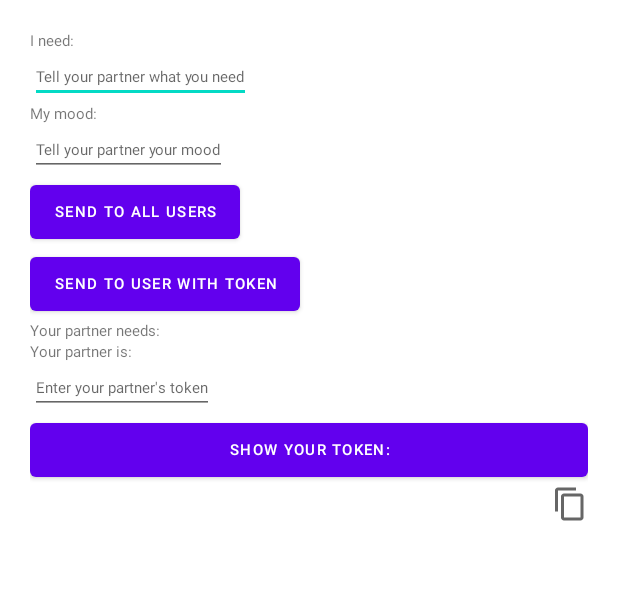
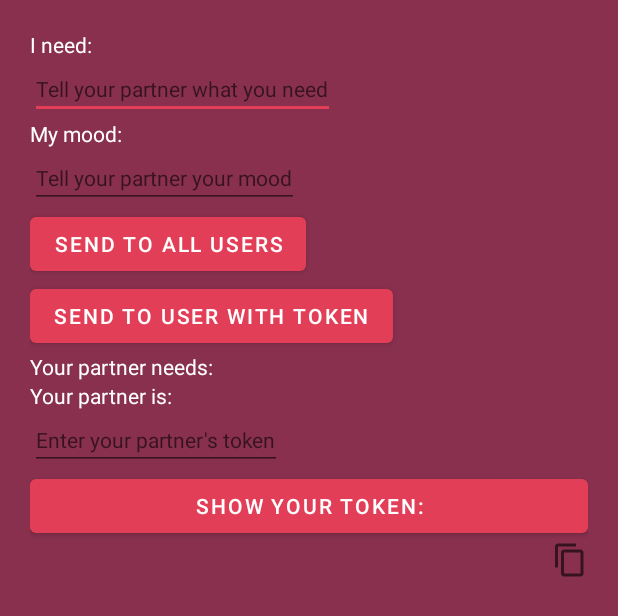
Before and after one commit to NikolaOgnjenovic/Love-Letter, an Android app: the layout activity_main.xml on its own in the app's theme, with its tools: preview values and no code run, on a phone screen of 412 x 824 dp. Shown: the top 616 px of the screen. Run offline under Robolectric (Android 15) with nearby library versions, the phone set to English and light mode, and no system bars; network calls fail.

Commit message:
User mood & needs are also saved & shown using shared preferences now.

```diff
--- a/app/src/main/java/com/example/hagz/AppWidgetProvider.java
+++ b/app/src/main/java/com/example/hagz/AppWidgetProvider.java
@@ -19,9 +19,9 @@ public class AppWidgetProvider extends android.appwidget.AppWidgetProvider {
             RemoteViews views = new RemoteViews(context.getPackageName(), R.layout.widget);
             //Go to main activity on click
             views.setOnClickPendingIntent(R.id.view, pendingIntent);
-            //Display the partner's needs
-            views.setTextViewText(R.id.widgetPartnerNeedsView, context.getSharedPreferences("SharedPreferences", Context.MODE_PRIVATE).getString("partnerNeeds", ""));
-            views.setTextViewText(R.id.widgetPartnerMoodView, context.getSharedPreferences("SharedPreferences", Context.MODE_PRIVATE).getString("partnerMood", ""));
+            //Display the partner's mood and needs
+            views.setTextViewText(R.id.widgetPartnerMoodView, " " + context.getSharedPreferences("SharedPreferences", Context.MODE_PRIVATE).getString("partnerMood", ""));
+            views.setTextViewText(R.id.widgetPartnerNeedsView, " " + context.getSharedPreferences("SharedPreferences", Context.MODE_PRIVATE).getString("partnerNeeds", ""));
             //Update the widget
             appWidgetManager.updateAppWidget(appWidgetId, views);
         }
--- a/app/src/main/java/com/example/hagz/FirebaseMessagingService.java
+++ b/app/src/main/java/com/example/hagz/FirebaseMessagingService.java
@@ -1,6 +1,7 @@
 package com.example.hagz;
 
 import android.annotation.SuppressLint;
+import android.app.Activity;
 import android.app.Notification;
 import android.app.NotificationChannel;
 import android.app.NotificationManager;
@@ -36,14 +37,11 @@ public class FirebaseMessagingService extends com.google.firebase.messaging.Fire
         updateWidget();
     }
 
+    //Save partner's needs and mood (the content of the received notification) in shared preferences
     private void savePartnerValues(RemoteMessage remoteMessage) {
-        //Save partner's needs and mood (the content of the received notification) in shared preferences
         SharedPreferences.Editor sharedPreferencesEditor = getSharedPreferences("SharedPreferences", MODE_PRIVATE).edit();
-        //sharedPreferencesEditor.putString("partnerMood", Objects.requireNonNull(remoteMessage.getNotification()).getTitle()).apply();
-        //sharedPreferencesEditor.putString("partnerNeeds", Objects.requireNonNull(remoteMessage.getNotification()).getBody()).apply();
         sharedPreferencesEditor.putString("partnerMood", Objects.requireNonNull(remoteMessage.getData()).get("userMood")).apply();
         sharedPreferencesEditor.putString("partnerNeeds", Objects.requireNonNull(remoteMessage.getData()).get("userNeeds")).apply();
-
     }
 
     private void getNotificationManager() {
--- a/app/src/main/res/layout/activity_main.xml
+++ b/app/src/main/res/layout/activity_main.xml
@@ -4,15 +4,17 @@
     xmlns:tools="http://schemas.android.com/tools"
     android:layout_width="match_parent"
     android:layout_height="match_parent"
+    android:background="@color/theme_secondary"
     tools:context=".MainActivity"
     android:orientation="vertical"
     android:padding="20sp">
 
     <TextView
+        android:id="@+id/userNeedsView"
         android:layout_width="match_parent"
         android:layout_height="wrap_content"
         android:text="@string/user_needs"
-        android:textSize="10sp"/>
+        android:textSize="14sp"/>
 
     <EditText
         android:id="@+id/userNeedsInput"
@@ -21,13 +23,14 @@
         android:hint="@string/user_needs_input_hint"
         android:autofillHints=""
         android:inputType="text"
-        android:textSize="10sp"/>
+        android:textSize="14sp"/>
 
     <TextView
+        android:id="@+id/userMoodView"
         android:layout_width="match_parent"
         android:layout_height="wrap_content"
         android:text="@string/user_mood"
-        android:textSize="10sp"/>
+        android:textSize="14sp"/>
 
     <EditText
         android:id="@+id/userMoodInput"
@@ -36,35 +39,35 @@
         android:hint="@string/user_mood_input_hint"
         android:autofillHints=""
         android:inputType="text"
-        android:textSize="10sp"/>
+        android:textSize="14sp"/>
 
     <Button
         android:id="@+id/sendAll"
         android:layout_width="wrap_content"
         android:layout_height="wrap_content"
         android:text="send to all users"
-        android:textSize="10sp"/>
+        android:textSize="14sp"/>
 
     <Button
         android:id="@+id/sendToPartner"
         android:layout_width="wrap_content"
         android:layout_height="wrap_content"
         android:text="send to user with token"
-        android:textSize="10sp"/>
+        android:textSize="14sp"/>
 
     <TextView
         android:id="@+id/partnerNeedsView"
         android:layout_width="match_parent"
         android:layout_height="wrap_content"
         android:text="@string/partner_needs"
-        android:textSize="10sp"/>
+        android:textSize="14sp"/>
 
     <TextView
         android:id="@+id/partnerMoodView"
         android:layout_width="match_parent"
         android:layout_height="wrap_content"
         android:text="@string/partner_mood"
-        android:textSize="10sp"/>
+        android:textSize="14sp"/>
 
     <EditText
         android:id="@+id/partnerToken"
@@ -73,20 +76,20 @@
         android:hint="@string/partners_token"
         android:autofillHints=""
         android:inputType="text"
-        android:textSize="10sp"/>
+        android:textSize="14sp"/>
 
     <Button
         android:id="@+id/getUserToken"
         android:layout_width="match_parent"
         android:layout_height="wrap_content"
         android:text="@string/get_user_token"
-        android:textSize="10sp"/>
+        android:textSize="14sp"/>
 
     <TextView
         android:id="@+id/userToken"
         android:layout_width="match_parent"
         android:layout_height="wrap_content"
-        android:textSize="10sp"
+        android:textSize="14sp"
         app:drawableRightCompat="?attr/actionModeCopyDrawable" />
 
 </LinearLayout>
--- a/app/src/main/res/values-night/themes.xml
+++ b/app/src/main/res/values-night/themes.xml
@@ -1,16 +1,17 @@
 <resources xmlns:tools="http://schemas.android.com/tools">
     <!-- Base application theme. -->
-    <style name="Theme.Hagz" parent="Theme.MaterialComponents.DayNight.DarkActionBar">
+    <style name="Theme.Hagz" parent="Theme.MaterialComponents.DayNight.NoActionBar">
         <!-- Primary brand color. -->
-        <item name="colorPrimary">@color/purple_200</item>
-        <item name="colorPrimaryVariant">@color/purple_700</item>
-        <item name="colorOnPrimary">@color/black</item>
+        <item name="colorPrimary">@color/theme_primary</item>
+        <item name="colorPrimaryVariant">@color/theme_secondary</item>
+        <item name="colorOnPrimary">@color/white</item>
         <!-- Secondary brand color. -->
-        <item name="colorSecondary">@color/teal_200</item>
-        <item name="colorSecondaryVariant">@color/teal_200</item>
+        <item name="colorSecondary">@color/theme_primary</item>
+        <item name="colorSecondaryVariant">@color/theme_secondary</item>
         <item name="colorOnSecondary">@color/black</item>
         <!-- Status bar color. -->
         <item name="android:statusBarColor" tools:targetApi="l">?attr/colorPrimaryVariant</item>
         <!-- Customize your theme here. -->
+        <item name="android:textColor">@color/white</item>
     </style>
 </resources>
--- a/app/src/main/res/values/colors.xml
+++ b/app/src/main/res/values/colors.xml
@@ -7,4 +7,6 @@
     <color name="teal_700">#FF018786</color>
     <color name="black">#FF000000</color>
     <color name="white">#FFFFFFFF</color>
+    <color name="theme_primary">#E23E57</color>
+    <color name="theme_secondary">#88304E</color>
 </resources>
--- a/app/src/main/res/values/strings.xml
+++ b/app/src/main/res/values/strings.xml
@@ -1,13 +1,13 @@
 <resources>
     <string name="app_name">hagz</string>
-    <string name="partner_needs">Your partner needs: </string>
+    <string name="partner_needs">Your partner needs:</string>
     <string name="user_needs">I need:</string>
     <string name="user_needs_input_hint">Tell your partner what you need</string>
     <string name="partners_token">Enter your partner\'s token</string>
     <string name="user_token">Your token: </string>
     <string name="get_user_token">Show your token:</string>
     <string name="copied_user_token">Copied user token</string>
-    <string name="partner_mood">Your partner is: </string>
+    <string name="partner_mood">Your partner is:</string>
     <string name="user_mood">My mood:</string>
     <string name="user_mood_input_hint">Tell your partner your mood</string>
 </resources>
--- a/app/src/main/res/values/themes.xml
+++ b/app/src/main/res/values/themes.xml
@@ -1,16 +1,17 @@
 <resources xmlns:tools="http://schemas.android.com/tools">
     <!-- Base application theme. -->
-    <style name="Theme.Hagz" parent="Theme.MaterialComponents.DayNight.DarkActionBar">
+    <style name="Theme.Hagz" parent="Theme.MaterialComponents.DayNight.NoActionBar">
         <!-- Primary brand color. -->
-        <item name="colorPrimary">@color/purple_500</item>
-        <item name="colorPrimaryVariant">@color/purple_700</item>
+        <item name="colorPrimary">@color/theme_primary</item>
+        <item name="colorPrimaryVariant">@color/theme_secondary</item>
         <item name="colorOnPrimary">@color/white</item>
         <!-- Secondary brand color. -->
-        <item name="colorSecondary">@color/teal_200</item>
-        <item name="colorSecondaryVariant">@color/teal_700</item>
+        <item name="colorSecondary">@color/theme_primary</item>
+        <item name="colorSecondaryVariant">@color/theme_secondary</item>
         <item name="colorOnSecondary">@color/black</item>
         <!-- Status bar color. -->
         <item name="android:statusBarColor" tools:targetApi="l">?attr/colorPrimaryVariant</item>
         <!-- Customize your theme here. -->
+        <item name="android:textColor">@color/white</item>
     </style>
 </resources>
```
Also changed, not shown: app/src/main/java/com/example/hagz/FcmNotificationSender.java (+16 -20 lines), app/src/main/java/com/example/hagz/MainActivity.java (+54 -21 lines), app/src/main/res/layout/widget.xml (+20 -6 lines).
